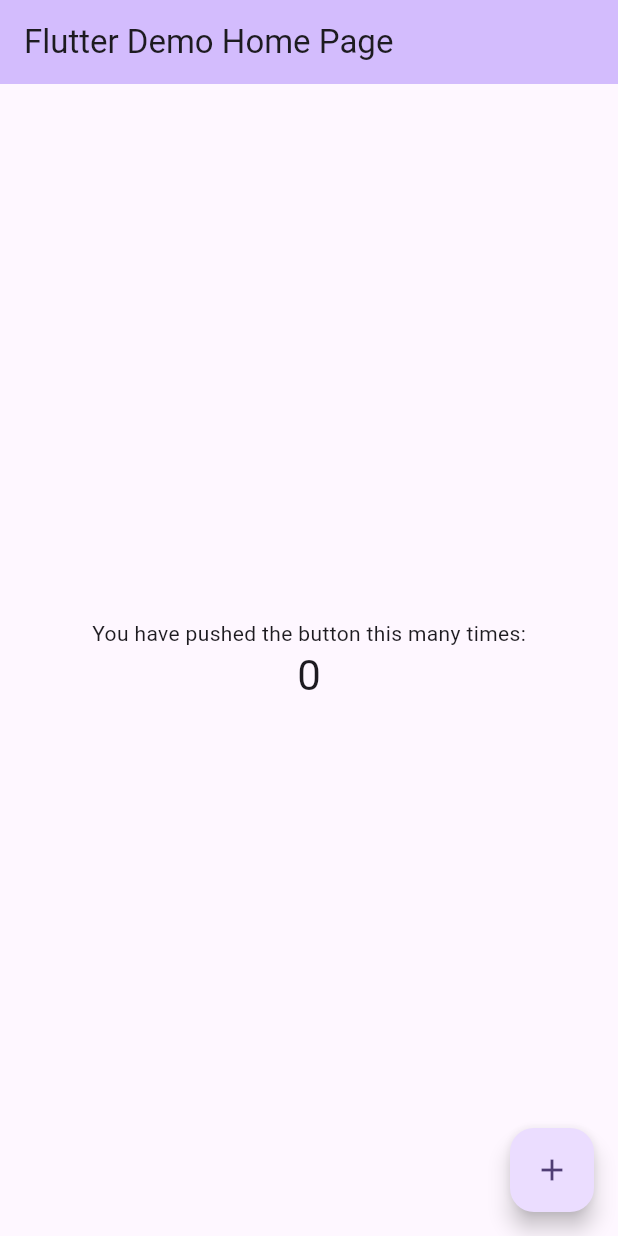
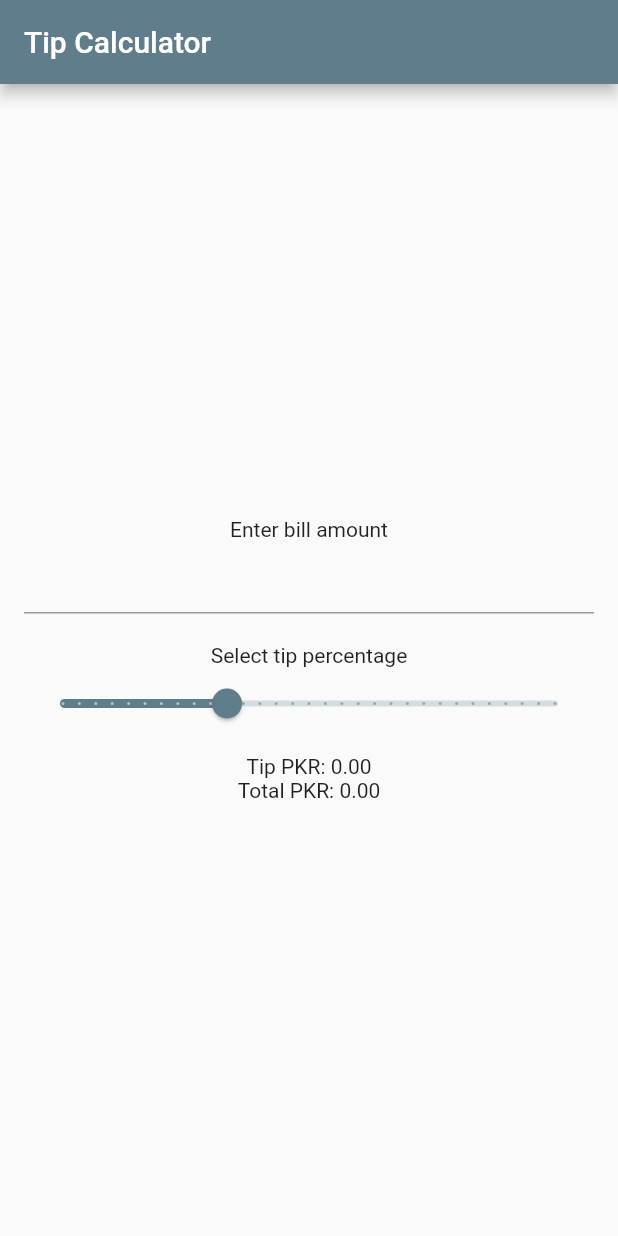
Before and after one commit to UsamaNaseer/The-Flutter-Way, a Flutter app: the screen it shows after launch, on a phone screen of 412 x 824 dp. Run offline on Flutter 3.47's test engine with Material 2 defaults, Android fonts, the phone set to English and light mode, and no system bars.

Commit message:
tip calculator ui and logic completed

```diff
--- /dev/null
+++ b/lib/App/tipcalculator.dart
@@ -0,0 +1,18 @@
+
+import 'dart:io';
+import 'package:flutter/cupertino.dart';
+import 'package:flutter/material.dart';
+import 'package:the_flutter_way/Screen/tipcalculatorscreen.dart';
+
+class TipCalculatorApp extends StatelessWidget {
+  const TipCalculatorApp({super.key});
+
+  @override
+  Widget build(BuildContext context) {
+      return MaterialApp(
+        theme: ThemeData(primarySwatch: Colors.blueGrey),
+        home: const TipCalculatorScreen(title: "Tip Calculator"),
+      );
+  }
+
+}
--- /dev/null
+++ b/lib/Screen/tipcalculatorscreen.dart
@@ -0,0 +1,85 @@
+import 'package:flutter/material.dart';
+import 'package:flutter/services.dart';
+
+class TipCalculatorScreen extends StatefulWidget {
+  const TipCalculatorScreen({super.key, required this.title});
+
+  final String title;
+
+  @override
+  State<TipCalculatorScreen> createState() => _TipCalculateState();
+}
+
+class _TipCalculateState extends State<TipCalculatorScreen> {
+  var controller = TextEditingController();
+  var tip = 0.00;
+  var total = 0.00;
+  var sliderValue = 10.0;
+  var billTextFieldState = "0.0";
+
+  @override
+  Widget build(BuildContext context) {
+    return Scaffold(
+      appBar: AppBar(
+        title: Text(widget.title),
+      ),
+      body: Center(
+        child: Padding(
+        padding: EdgeInsetsDirectional.all(16.0),
+        child: Column(
+        mainAxisAlignment: MainAxisAlignment.center,
+        children: [
+          const Text("Enter bill amount"),
+          TextField(
+            controller: controller,
+            keyboardType: TextInputType.number,
+            inputFormatters: [
+              FilteringTextInputFormatter.digitsOnly
+            ],
+               onChanged: (value) => setState(() {
+                      billTextFieldState = value;
+                      calculate();
+                    })
+          ),
+          const SizedBox(
+            height: 20,
+          ),
+          const Text("Select tip percentage"),
+              Slider(
+              value: sliderValue,
+              label: sliderValue.round().toString(),
+              divisions: 30,
+              min: 0.0,
+              max: 30.0,
+              onChanged: (value) => setState(() {
+                    sliderValue = value;
+                    calculate();
+            })),
+            const SizedBox(height: 10),
+            Text("Tip PKR: ${tip.toStringAsFixed(2)}"),
+            Text("Total PKR: ${total.toStringAsFixed(2)}")
+        ],
+      ))
+    )
+    );
+  }
+
+  void calculate() {
+    if (billTextFieldState.isNotEmpty) {
+      var amount = double.parse(billTextFieldState);
+      if (amount > 0) {
+        tip = (amount * sliderValue) / 100;
+        total = amount + tip;
+      } else {
+        emptyTotal();
+      }
+    } else {
+      emptyTotal();
+    }
+  }
+
+  void emptyTotal() {
+    total = 0.0;
+    tip = 0.0;
+  }
+}
--- a/lib/main.dart
+++ b/lib/main.dart
@@ -1,125 +1,6 @@
 import 'package:flutter/material.dart';
+import 'package:the_flutter_way/App/tipcalculator.dart';
 
 void main() {
-  runApp(const MyApp());
+  runApp(const TipCalculatorApp());
 }
-
-class MyApp extends StatelessWidget {
-  const MyApp({super.key});
-
-  // This widget is the root of your application.
-  @override
-  Widget build(BuildContext context) {
-    return MaterialApp(
-      title: 'Flutter Demo',
-      theme: ThemeData(
-        // This is the theme of your application.
-        //
-        // TRY THIS: Try running your application with "flutter run". You'll see
-        // the application has a blue toolbar. Then, without quitting the app,
-        // try changing the seedColor in the colorScheme below to Colors.green
-        // and then invoke "hot reload" (save your changes or press the "hot
-        // reload" button in a Flutter-supported IDE, or press "r" if you used
-        // the command line to start the app).
-        //
-        // Notice that the counter didn't reset back to zero; the application
-        // state is not lost during the reload. To reset the state, use hot
-        // restart instead.
-        //
-        // This works for code too, not just values: Most code changes can be
-        // tested with just a hot reload.
-        colorScheme: ColorScheme.fromSeed(seedColor: Colors.deepPurple),
-        useMaterial3: true,
-      ),
-      home: const MyHomePage(title: 'Flutter Demo Home Page'),
-    );
-  }
-}
-
-class MyHomePage extends StatefulWidget {
-  const MyHomePage({super.key, required this.title});
-
-  // This widget is the home page of your application. It is stateful, meaning
-  // that it has a State object (defined below) that contains fields that affect
-  // how it looks.
-
-  // This class is the configuration for the state. It holds the values (in this
-  // case the title) provided by the parent (in this case the App widget) and
-  // used by the build method of the State. Fields in a Widget subclass are
-  // always marked "final".
-
-  final String title;
-
-  @override
-  State<MyHomePage> createState() => _MyHomePageState();
-}
-
-class _MyHomePageState extends State<MyHomePage> {
-  int _counter = 0;
-
-  void _incrementCounter() {
-    setState(() {
-      // This call to setState tells the Flutter framework that something has
-      // changed in this State, which causes it to rerun the build method below
-      // so that the display can reflect the updated values. If we changed
-      // _counter without calling setState(), then the build method would not be
-      // called again, and so nothing would appear to happen.
-      _counter++;
-    });
-  }
-
-  @override
-  Widget build(BuildContext context) {
-    // This method is rerun every time setState is called, for instance as done
-    // by the _incrementCounter method above.
-    //
-    // The Flutter framework has been optimized to make rerunning build methods
-    // fast, so that you can just rebuild anything that needs updating rather
-    // than having to individually change instances of widgets.
-    return Scaffold(
-      appBar: AppBar(
-        // TRY THIS: Try changing the color here to a specific color (to
-        // Colors.amber, perhaps?) and trigger a hot reload to see the AppBar
-        // change color while the other colors stay the same.
-        backgroundColor: Theme.of(context).colorScheme.inversePrimary,
-        // Here we take the value from the MyHomePage object that was created by
-        // the App.build method, and use it to set our appbar title.
-        title: Text(widget.title),
-      ),
-      body: Center(
-        // Center is a layout widget. It takes a single child and positions it
-        // in the middle of the parent.
-        child: Column(
-          // Column is also a layout widget. It takes a list of children and
-          // arranges them vertically. By default, it sizes itself to fit its
-          // children horizontally, and tries to be as tall as its parent.
-          //
-          // Column has various properties to control how it sizes itself and
-          // how it positions its children. Here we use mainAxisAlignment to
-          // center the children vertically; the main axis here is the vertical
-          // axis because Columns are vertical (the cross axis would be
-          // horizontal).
-          //
-          // TRY THIS: Invoke "debug painting" (choose the "Toggle Debug Paint"
-          // action in the IDE, or press "p" in the console), to see the
-          // wireframe for each widget.
-          mainAxisAlignment: MainAxisAlignment.center,
-          children: <Widget>[
-            const Text(
-              'You have pushed the button this many times:',
-            ),
-            Text(
-              '$_counter',
-              style: Theme.of(context).textTheme.headlineMedium,
-            ),
-          ],
-        ),
-      ),
-      floatingActionButton: FloatingActionButton(
-        onPressed: _incrementCounter,
-        tooltip: 'Increment',
-        child: const Icon(Icons.add),
-      ), // This trailing comma makes auto-formatting nicer for build methods.
-    );
-  }
-}
```
Also changed, not shown: 1 other file.
